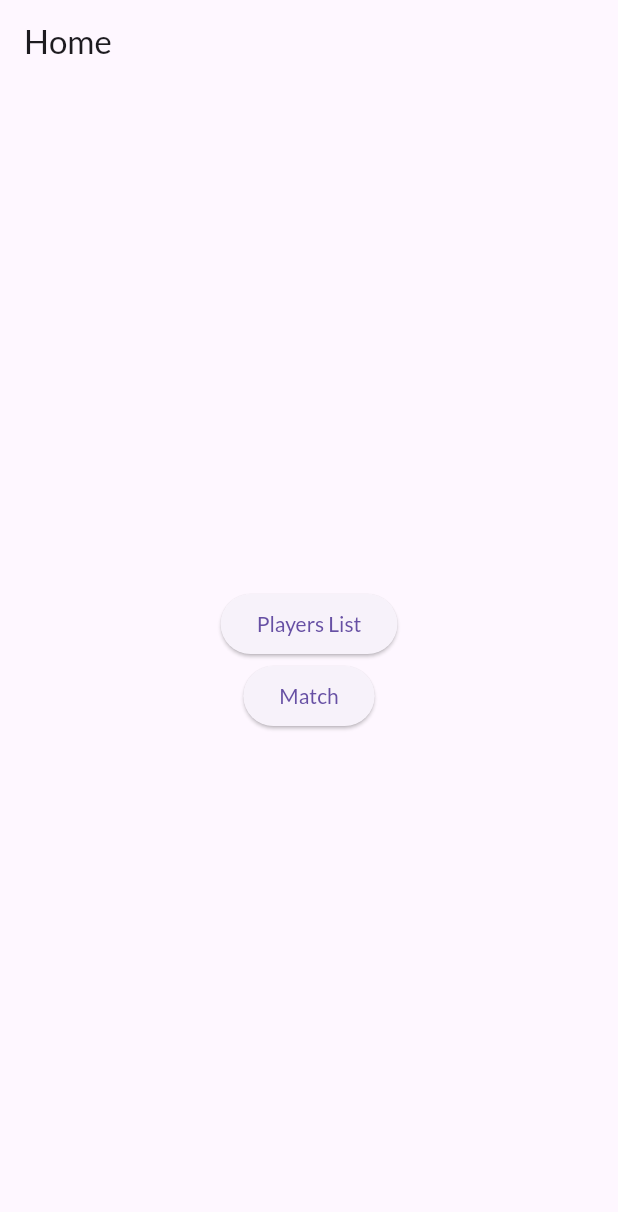
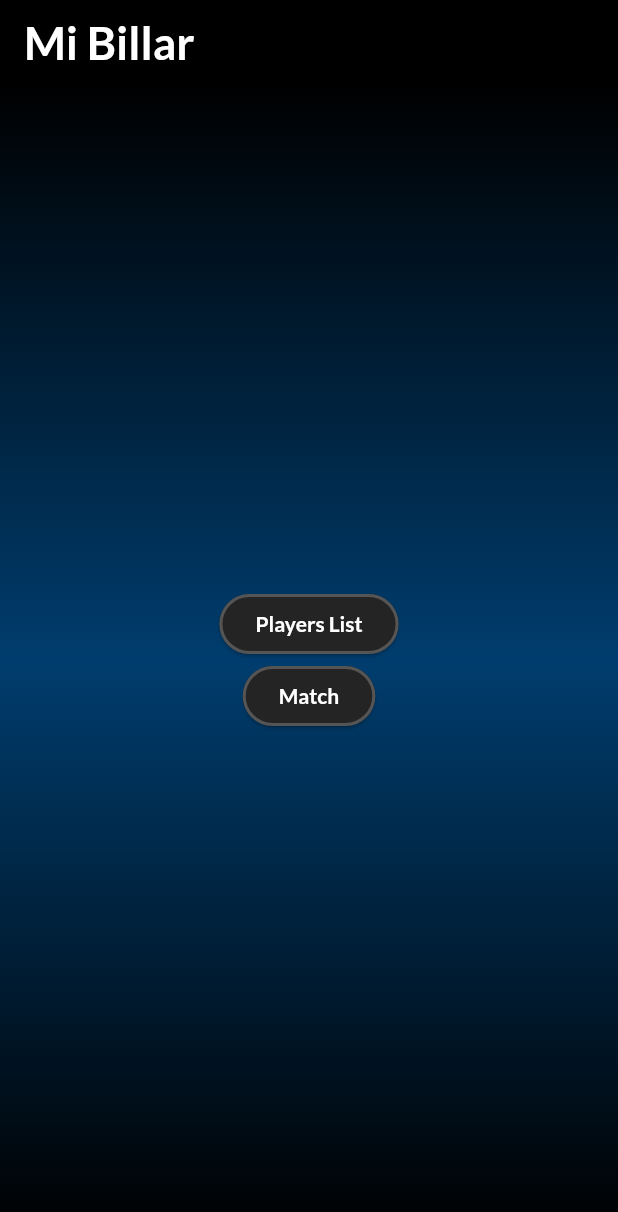
Before and after one commit to MiMejorBillar/sbn, a Flutter app: the screen it shows after launch, on a phone screen of 412 x 824 dp. Shown: the top 1212 px of the screen. Run offline on Flutter 3.47's test engine with Material 3 defaults, Android fonts, the phone set to English and light mode, and no system bars; our stand-ins replace flutter_riverpod, open_file, pdf, share_plus.

Commit message:
Updated UI for homescreen

```diff
--- a/lib/screens/home_screen.dart
+++ b/lib/screens/home_screen.dart
@@ -51,11 +51,31 @@ class _HomeScreenState extends State<HomeScreen> with RouteAware {
 
   @override
   Widget build(BuildContext context) {
+    final buttonStyle = ElevatedButton.styleFrom(
+      backgroundColor: const Color.fromARGB(255, 36, 36, 36),
+      side: const BorderSide(color: Color.fromARGB(255, 85, 85, 85), width: 2),
+    );
+
+    final buttonTextStyle = TextStyle(color: Colors.white, fontWeight: FontWeight.bold);
+
     return Scaffold(
         appBar: AppBar(
-          title: Text('Home'),
+          backgroundColor: Colors.black,
+          title: Text('Mi Billar', style: TextStyle(color: Colors.white,fontWeight: FontWeight.bold,fontSize: 30)),
         ),
-        body: Center(
+        body: Container(
+          decoration: BoxDecoration(
+            gradient: LinearGradient(
+              begin: Alignment.topCenter,
+              end: Alignment.bottomCenter,
+              colors: [
+                Colors.black,
+                const Color.fromARGB(255, 0, 61, 110),
+                Colors.black,
+              ]
+            )
+          ),
+          child: Center(
               child: Column(
             mainAxisAlignment: MainAxisAlignment.center,
             children: [
@@ -64,7 +84,8 @@ class _HomeScreenState extends State<HomeScreen> with RouteAware {
                     Navigator.push(context,
                         MaterialPageRoute(builder: (context) => PlayersList()));
                   },
-                child: Text('Players List')),
+                  style: buttonStyle,
+                  child: Text('Players List', style: buttonTextStyle)),
               ElevatedButton(
                 onPressed: () {
                   showDialog<bool>(
@@ -78,9 +99,11 @@ class _HomeScreenState extends State<HomeScreen> with RouteAware {
                     }
                   });
                 },
-              child: const Text('Match'),
+                style: buttonStyle,
+                child: Text('Match', style: buttonTextStyle,),
               )
             ],
-        )));
+          )),
+        ));
   }
 }
```
Also changed, not shown: 9 other files. Lines whose indentation alone changed are shown as unchanged.
